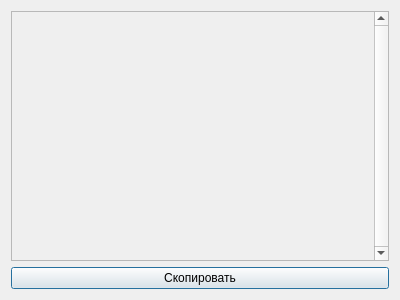
Qt form Shop/order.ui (BeConOr/INP) before a commit.
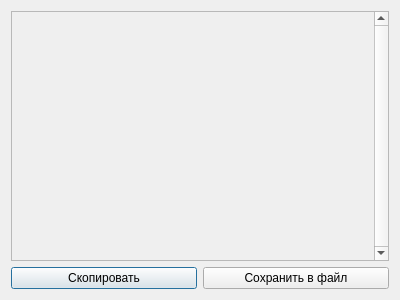
The same form after that commit.

Diff of the .ui file:
```diff
--- a/Shop/order.ui
+++ b/Shop/order.ui
@@ -50,11 +50,22 @@
     </widget>
    </item>
    <item>
+    <layout class="QHBoxLayout" name="horizontalLayout">
+     <item>
     <widget class="QPushButton" name="pushButton">
      <property name="text">
       <string>Скопировать</string>
      </property>
     </widget>
+     </item>
+     <item>
+      <widget class="QPushButton" name="pushButton_2">
+       <property name="text">
+        <string>Сохранить в файл</string>
+       </property>
+      </widget>
+     </item>
+    </layout>
    </item>
   </layout>
  </widget>
```
Left out of the diff: 5 changed lines with no effect on the pictures. Lines whose indentation alone changed are shown as unchanged.
